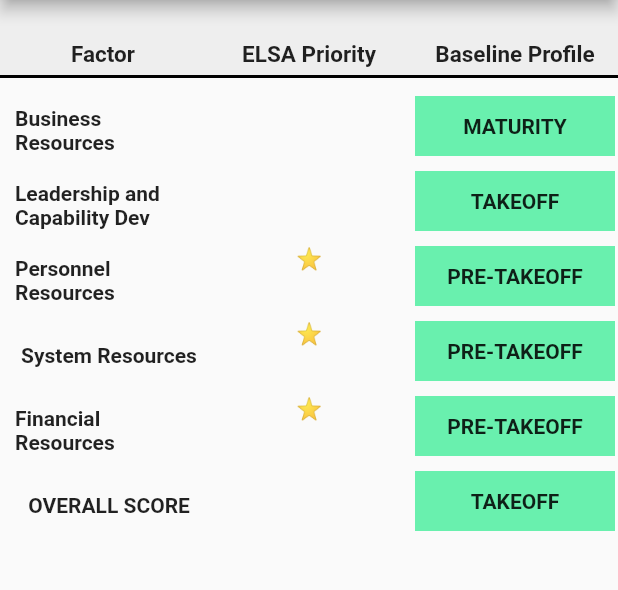
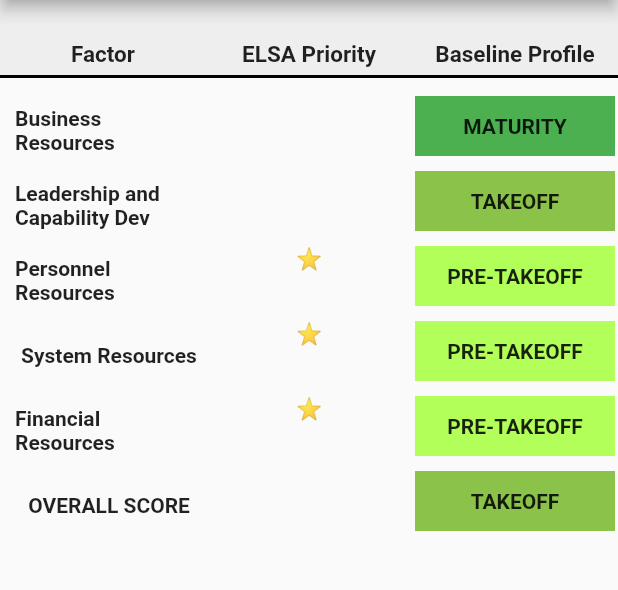
Before and after one commit to casfian/elsaresultdemo, a Flutter app: the screen it shows after launch, on a phone screen of 412 x 824 dp, the part 84-674 px from its top. Run offline on Flutter 3.47's test engine with Material 2 defaults, Android fonts, the phone set to English and light mode, and no system bars.

Commit message:
Added color parameter to the widget

```diff
--- a/lib/main.dart
+++ b/lib/main.dart
@@ -80,20 +80,20 @@
             //change the print to navigation
             InkWell(
               onTap: () => print('Goto BR Detail page'),
-              child: const RowBreakdownWidget(factor: 'Business Resources', priority: '', baselineprofile: 'maturity')),
+              child: const RowBreakdownWidget(factor: 'Business Resources', priority: '', baselineprofile: 'maturity', bgcolor: Colors.green,)),
             InkWell(
               onTap: () => print('Goto LCD Detail page'),
-              child: const RowBreakdownWidget(factor: 'Leadership and Capability Dev', priority: '', baselineprofile: 'takeoff')),
+              child: const RowBreakdownWidget(factor: 'Leadership and Capability Dev', priority: '', baselineprofile: 'takeoff', bgcolor: Colors.lightGreen,)),
             InkWell(
               onTap: () => print('Goto PR Detail page'),
-              child: const RowBreakdownWidget(factor: 'Personnel Resources', priority: '⭐️', baselineprofile: 'pre-takeoff')),
+              child: const RowBreakdownWidget(factor: 'Personnel Resources', priority: '⭐️', baselineprofile: 'pre-takeoff', bgcolor: Colors.lightGreenAccent,)),
             InkWell(
               onTap: () => print('Goto SR Detail page'),
-              child: const RowBreakdownWidget(factor: 'System Resources', priority: '⭐️', baselineprofile: 'pre-takeoff')),
+              child: const RowBreakdownWidget(factor: 'System Resources', priority: '⭐️', baselineprofile: 'pre-takeoff', bgcolor: Colors.lightGreenAccent,)),
             InkWell(
               onTap: () => print('Goto FR Detail page'),
-              child: const RowBreakdownWidget(factor: 'Financial Resources', priority: '⭐️', baselineprofile: 'pre-takeoff')),
-            const RowBreakdownWidget(factor: 'OVERALL SCORE', priority: '', baselineprofile: 'takeoff'),
+              child: const RowBreakdownWidget(factor: 'Financial Resources', priority: '⭐️', baselineprofile: 'pre-takeoff', bgcolor: Colors.lightGreenAccent,)),
+            const RowBreakdownWidget(factor: 'OVERALL SCORE', priority: '', baselineprofile: 'takeoff', bgcolor: Colors.lightGreen,),
           ],
         ),
       ),
--- a/lib/rowwidget.dart
+++ b/lib/rowwidget.dart
@@ -5,17 +5,21 @@
       {Key? key,
       required this.factor,
       this.priority,
-      required this.baselineprofile})
+      required this.baselineprofile,
+      required this.bgcolor})
       : super(key: key);
 
   final String factor, baselineprofile;
   final String? priority;
+  final Color bgcolor;
+
 
   @override
   State<RowBreakdownWidget> createState() => _RowBreakdownWidgetState();
 }
 
 class _RowBreakdownWidgetState extends State<RowBreakdownWidget> {
+
   @override
   Widget build(BuildContext context) {
     var _screenwidth = MediaQuery.of(context).size.width / 3;
@@ -24,7 +28,7 @@
       mainAxisAlignment: MainAxisAlignment.spaceEvenly,
       children: [
         Container(
-          padding: const EdgeInsets.fromLTRB(10,2,2,2),
+          padding: const EdgeInsets.fromLTRB(10, 2, 2, 2),
           width: _screenwidth,
           height: 50,
           child: Column(
@@ -59,7 +63,7 @@
               Container(
                 width: _screenwidth,
                 height: 40,
-                color: Colors.greenAccent,
+                color: widget.bgcolor,
                 child: Center(
                   child: Text(
                     widget.baselineprofile.toUpperCase(),
```
